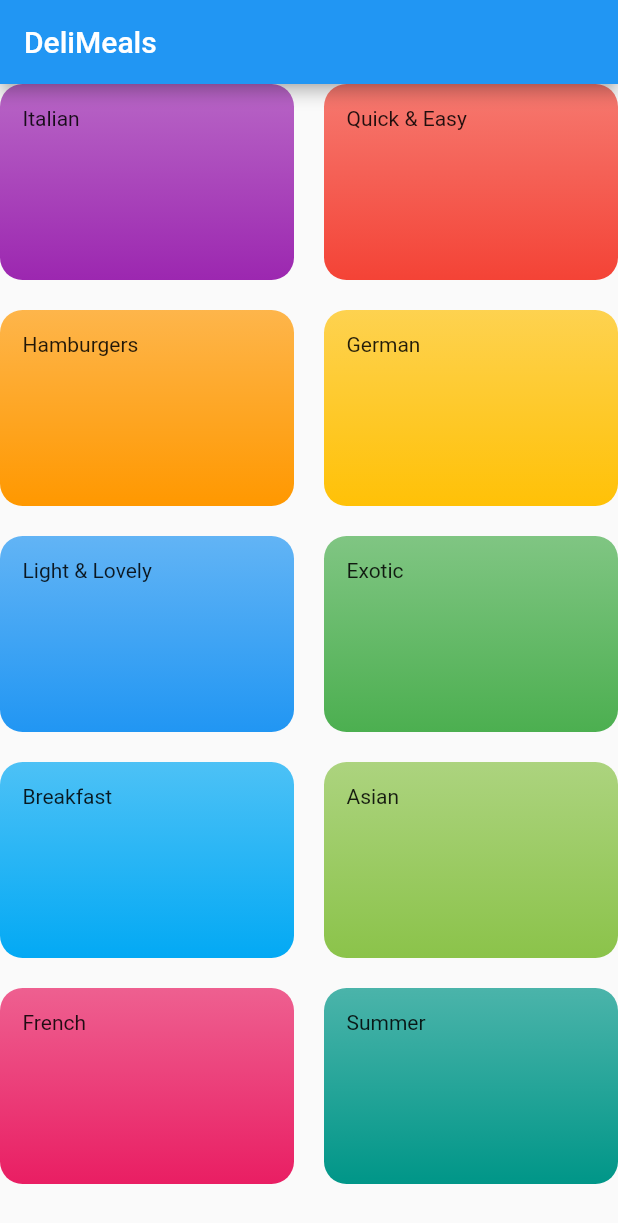
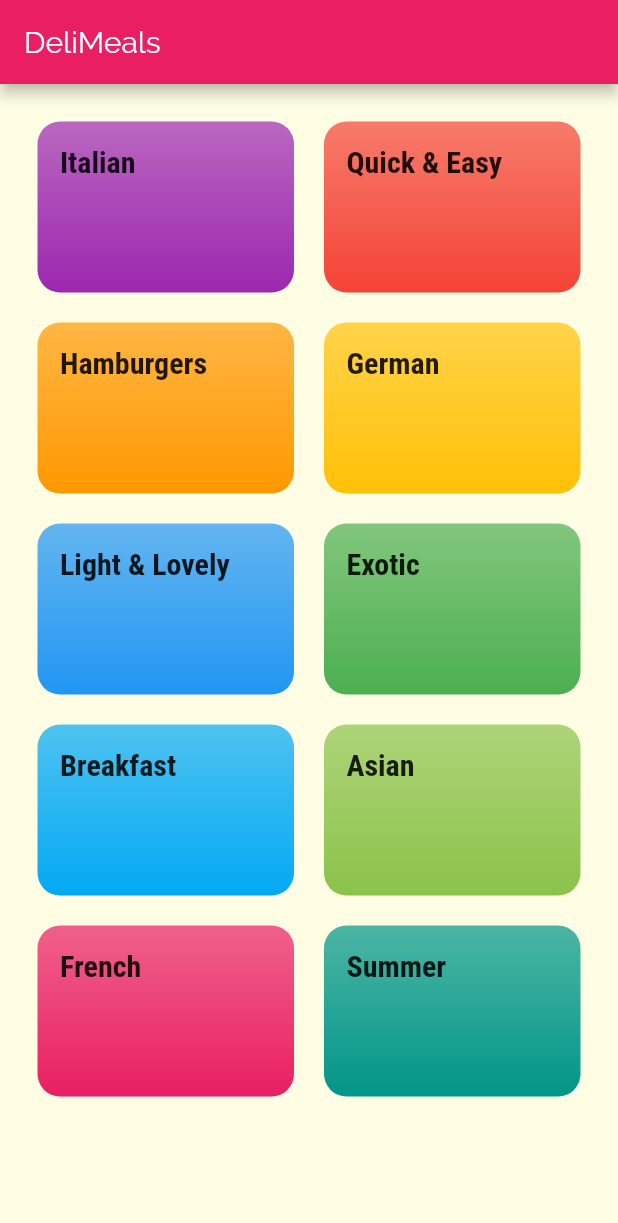
Before and after one commit to AhmedMostafaElbasha/DeliMeals, a Flutter app: the screen it shows after launch, on a phone screen of 412 x 824 dp. Shown: the top 1223 px of the screen. Run offline on Flutter 3.47's test engine with Material 2 defaults, Android fonts, the phone set to English and light mode, and no system bars.

Commit message:
Added Styles and Theme to Application.

```diff
--- a/meals_app/lib/categories_screen.dart
+++ b/meals_app/lib/categories_screen.dart
@@ -11,6 +11,7 @@ class CategoriesScreen extends StatelessWidget {
         title: const Text('DeliMeals'),
       ),
       body: GridView(
+        padding: const EdgeInsets.all(25),
         children: DUMMY_CATEGORIES
             .map(
               (categoryData) => CategoryItem(
--- a/meals_app/lib/category_item.dart
+++ b/meals_app/lib/category_item.dart
@@ -9,7 +9,7 @@ class CategoryItem extends StatelessWidget {
   @override
   Widget build(BuildContext context) {
     return Container(
-      child: Text(title),
+      child: Text(title, style: Theme.of(context).textTheme.title),
       padding: const EdgeInsets.all(15),
       decoration: BoxDecoration(
         gradient: LinearGradient(
--- a/meals_app/lib/main.dart
+++ b/meals_app/lib/main.dart
@@ -10,7 +10,23 @@ class MyApp extends StatelessWidget {
     return MaterialApp(
       title: 'DeliMeals',
       theme: ThemeData(
-        primarySwatch: Colors.blue,
+        primarySwatch: Colors.pink,
+        accentColor: Colors.amber,
+        canvasColor: Color.fromRGBO(255, 254, 229, 1),
+        fontFamily: 'Raleway',
+        textTheme: ThemeData.light().textTheme.copyWith(
+          body1: TextStyle(
+            color: Color.fromRGBO(20, 51, 51, 1),
+          ),
+          body2: TextStyle(
+            color: Color.fromRGBO(20, 51, 51, 1),
+          ),
+          title: TextStyle(
+            fontSize: 20,
+            fontFamily: 'RobotoCondensed',
+            fontWeight: FontWeight.bold,
+          ),
+        ),
       ),
       home: CategoriesScreen(),
     );
```
Also changed, not shown: meals_app/pubspec.yaml (+17 -6 lines), meals_app/assets/fonts/Raleway-Black.ttf (added), meals_app/assets/fonts/Raleway-Bold.ttf (added), meals_app/assets/fonts/Raleway-Regular.ttf (added), meals_app/assets/fonts/RobotoCondensed-Bold.ttf (added), meals_app/assets/fonts/RobotoCondensed-Italic.ttf (added), meals_app/assets/fonts/RobotoCondensed-Light.ttf (added), meals_app/assets/fonts/RobotoCondensed-Regular.ttf (added), 1 other file.
